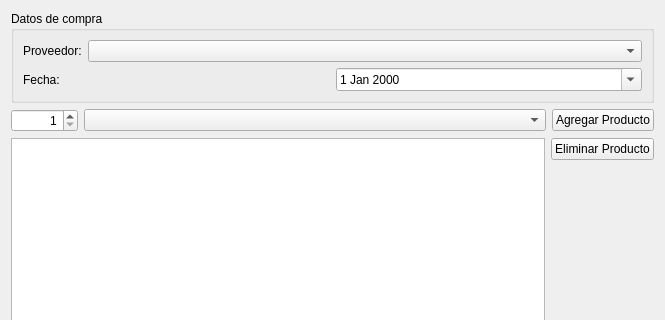
chungote/gestotux, file trunk/plugins/compras/FormAgregarCompraBase.ui: the form before one commit; both pictures show x 0 to 665 and y 0 to 320 of the 665 by 504 pixel window.
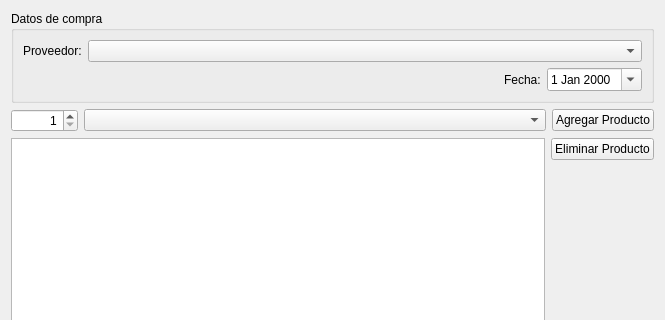
The form after the commit. Custom widgets are drawn as their Qt base class.

Diff of the .ui file:
```diff
--- a/trunk/plugins/compras/FormAgregarCompraBase.ui
+++ b/trunk/plugins/compras/FormAgregarCompraBase.ui
@@ -52,6 +52,19 @@
       </item>
       <item>
        <layout class="QHBoxLayout" name="horizontalLayout">
+        <item>
+         <spacer name="horizontalSpacer">
+          <property name="orientation">
+           <enum>Qt::Horizontal</enum>
+          </property>
+          <property name="sizeHint" stdset="0">
+           <size>
+            <width>40</width>
+            <height>20</height>
+           </size>
+          </property>
+         </spacer>
+        </item>
         <item>
          <widget class="QLabel" name="lfecha">
           <property name="text">
```
Left out of the diff: 2 changed lines with no effect on the pictures.
